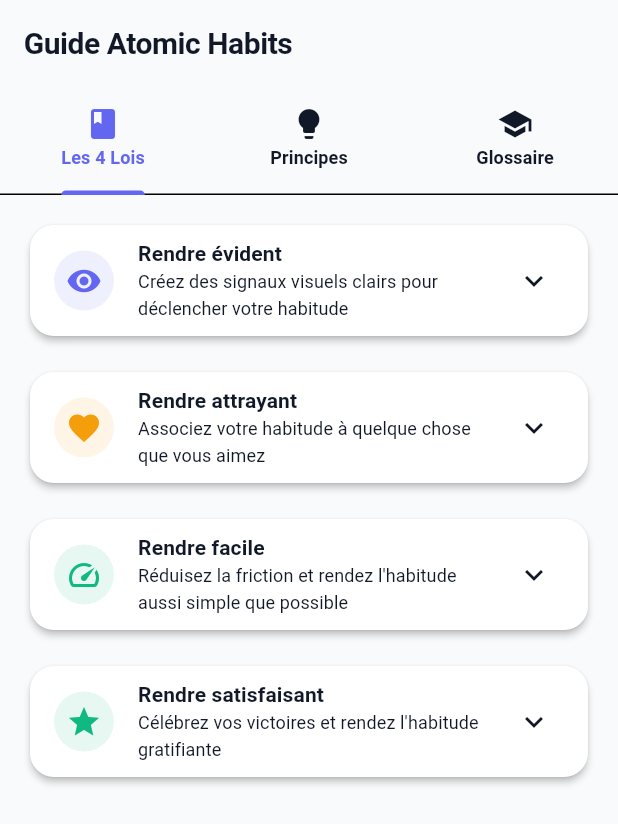
After one commit to Rahim10020/atomic_habits_mobile, a Flutter app: the GuideScreen screen opened by its route, on a phone screen of 412 x 824 dp. The commit adds this screen. Shown: the top 824 px of the screen. Run offline on Flutter 3.47's test engine with Material 3 defaults, Android fonts, the light colour scheme and no system bars; our stand-ins replace drift, fl_chart, flutter_local_notifications, flutter_native_timezone, flutter_riverpod, go_router and 5 more; accounts and stored records are empty; generated files the repository leaves out were written again.

Commit message:
implementation de la fonctionnalite de guide

```diff
--- a/faire.txt
+++ b/faire.txt
@@ -2,3 +2,5 @@
     'atomic habits' de James Clear et il serait cool de leur expliquer
     les differentes grandes methodes du livre que j'ai applique
     dans l'appplication.
+
+- integrer la fonctionnalite de habit stacking de James Clear
--- a/lib/core/router/app_router.dart
+++ b/lib/core/router/app_router.dart
@@ -1,3 +1,4 @@
+import 'package:atomic_habits_mobile/presentation/screens/guide/guide_screen.dart';
 import 'package:flutter/material.dart';
 import 'package:flutter_riverpod/flutter_riverpod.dart';
 import 'package:go_router/go_router.dart';
@@ -18,6 +19,7 @@
   static const String habitDetail = '/habit-detail';
   static const String statistics = '/statistics';
   static const String settings = '/settings';
+  static const String guide = '/guide';
 
   static GoRouter router(WidgetRef ref) {
     return GoRouter(
@@ -150,6 +152,18 @@
                 },
           ),
         ),
+        GoRoute(
+          path: guide,
+          name: 'guide',
+          pageBuilder: (context, state) => CustomTransitionPage(
+            key: state.pageKey,
+            child: const GuideScreen(),
+            transitionsBuilder:
+                (context, animation, secondaryAnimation, child) {
+                  return FadeTransition(opacity: animation, child: child);
+                },
+          ),
+        ),
       ],
     );
   }
--- a/lib/domain/models/four_laws.dart
+++ b/lib/domain/models/four_laws.dart
@@ -21,6 +21,53 @@
       'Réduisez la friction et rendez l\'habitude aussi simple que possible';
   static const String makeItSatisfyingDescription =
       'Célébrez vos victoires et rendez l\'habitude gratifiante';
+
+  // NOUVEAU: Descriptions détaillées pour l'UI
+  static const Map<String, String> detailedExplanations = {
+    makeItObvious: '''
+La première loi consiste à rendre vos signaux évidents et impossibles à ignorer.
+
+Votre cerveau détecte constamment des indices dans votre environnement qui lui indiquent quoi faire ensuite. En rendant ces signaux plus visibles, vous facilitez le démarrage de votre habitude.
+
+Stratégies clés :
+• Design d'environnement : Placer des objets liés à votre habitude bien en vue
+• Intention d'implémentation : "Je vais [COMPORTEMENT] à [HEURE] dans [LIEU]"
+• Habit stacking : Lier votre nouvelle habitude à une habitude existante
+''',
+
+    makeItAttractive: '''
+La deuxième loi vise à rendre votre habitude irrésistible en l'associant à des expériences positives.
+
+Votre cerveau est câblé pour rechercher des récompenses. En rendant l'habitude attrayante, vous augmentez les chances de la répéter.
+
+Stratégies clés :
+• Temptation bundling : Associer l'habitude à quelque chose que vous aimez
+• Rejoindre une culture : S'entourer de personnes qui incarnent l'identité que vous visez
+• Recadrage mental : Voir l'habitude comme une opportunité, pas une obligation
+''',
+
+    makeItEasy: '''
+La troisième loi consiste à réduire la friction et simplifier au maximum le démarrage.
+
+La loi du moindre effort : nous graviterons naturellement vers l'option qui nécessite le moins de travail. Rendez votre habitude si simple qu'il serait difficile de dire non.
+
+Stratégies clés :
+• Règle des 2 minutes : Réduire l'habitude à une version de 2 minutes
+• Préparer l'environnement : Réduire les étapes entre vous et l'habitude
+• Automatisation : Utiliser la technologie pour rendre l'habitude automatique
+''',
+
+    makeItSatisfying: '''
+La quatrième loi vise à rendre l'habitude gratifiante pour augmenter les chances de répétition.
+
+Le cerveau humain privilégie les récompenses immédiates. En ajoutant une satisfaction instantanée à votre habitude, vous créez un sentiment de succès qui encourage la répétition.
+
+Stratégies clés :
+• Tracking visuel : Marquer chaque jour complété (effet "ne brisez pas la chaîne")
+• Célébration immédiate : Se féliciter après chaque exécution
+• Accountability partner : Partager sa progression avec quelqu'un
+''',
+  };
 }
 
 class FourLawsExamples {
--- /dev/null
+++ b/lib/presentation/screens/guide/guide_screen.dart
@@ -0,0 +1,205 @@
+import 'package:flutter/material.dart';
+import 'package:flutter_riverpod/flutter_riverpod.dart';
+import '../../../core/constants/app_constants.dart';
+import '../../../core/constants/colors.dart';
+import '../../../core/constants/text_styles.dart';
+import '../../../domain/models/four_laws.dart';
+
+class GuideScreen extends ConsumerStatefulWidget {
+  const GuideScreen({super.key});
+
+  @override
+  ConsumerState<GuideScreen> createState() => _GuideScreenState();
+}
+
+class _GuideScreenState extends ConsumerState<GuideScreen>
+    with SingleTickerProviderStateMixin {
+  late TabController _tabController;
+
+  @override
+  void initState() {
+    super.initState();
+    _tabController = TabController(length: 3, vsync: this);
+  }
+
+  @override
+  void dispose() {
+    _tabController.dispose();
+    super.dispose();
+  }
+
+  @override
+  Widget build(BuildContext context) {
+    return Scaffold(
+      appBar: AppBar(
+        title: const Text('Guide Atomic Habits'),
+        bottom: TabBar(
+          controller: _tabController,
+          tabs: const [
+            Tab(icon: Icon(Icons.book), text: 'Les 4 Lois'),
+            Tab(icon: Icon(Icons.lightbulb), text: 'Principes'),
+            Tab(icon: Icon(Icons.school), text: 'Glossaire'),
+          ],
+        ),
+      ),
+      body: TabBarView(
+        controller: _tabController,
+        children: [
+          _buildFourLawsTab(),
+          _buildPrinciplesTab(),
+          _buildGlossaryTab(),
+        ],
+      ),
+    );
+  }
+
+  Widget _buildFourLawsTab() {
+    return ListView(
+      padding: const EdgeInsets.all(AppConstants.paddingMedium),
+      children: [
+        _buildLawCard(
+          title: FourLaws.makeItObvious,
+          description: FourLaws.makeItObviousDescription,
+          icon: Icons.visibility,
+          color: AppColors.primary,
+          examples: FourLawsExamples.cueExamples,
+        ),
+        const SizedBox(height: AppConstants.paddingMedium),
+        _buildLawCard(
+          title: FourLaws.makeItAttractive,
+          description: FourLaws.makeItAttractiveDescription,
+          icon: Icons.favorite,
+          color: AppColors.accent,
+          examples: FourLawsExamples.cravingExamples,
+        ),
+        const SizedBox(height: AppConstants.paddingMedium),
+        _buildLawCard(
+          title: FourLaws.makeItEasy,
+          description: FourLaws.makeItEasyDescription,
+          icon: Icons.speed,
+          color: AppColors.secondary,
+          examples: FourLawsExamples.responseExamples,
+        ),
+        const SizedBox(height: AppConstants.paddingMedium),
+        _buildLawCard(
+          title: FourLaws.makeItSatisfying,
+          description: FourLaws.makeItSatisfyingDescription,
+          icon: Icons.star,
+          color: AppColors.success,
+          examples: FourLawsExamples.rewardExamples,
+        ),
+      ],
+    );
+  }
+
+  Widget _buildPrinciplesTab() {
+    return ListView(
+      padding: const EdgeInsets.all(AppConstants.paddingMedium),
+      children: AtomicHabitsPrinciples.keyPrinciples.map((principle) {
+        return Card(
+          margin: const EdgeInsets.only(bottom: AppConstants.paddingMedium),
+          child: Padding(
+            padding: const EdgeInsets.all(AppConstants.paddingMedium),
+            child: Row(
+              crossAxisAlignment: CrossAxisAlignment.start,
+              children: [
+                Container(
+                  padding: const EdgeInsets.all(8),
+                  decoration: BoxDecoration(
+                    color: AppColors.primary.withValues(alpha: 0.1),
+                    shape: BoxShape.circle,
+                  ),
+                  child: Icon(
+                    Icons.check_circle,
+                    color: AppColors.primary,
+                    size: 20,
+                  ),
+                ),
+                const SizedBox(width: 12),
+                Expanded(
+                  child: Text(principle, style: AppTextStyles.bodyMedium),
+                ),
+              ],
+            ),
+          ),
+        );
+      }).toList(),
+    );
+  }
+
+  Widget _buildGlossaryTab() {
+    return ListView(
+      padding: const EdgeInsets.all(AppConstants.paddingMedium),
+      children: AtomicHabitsPrinciples.conceptExplanations.entries.map((entry) {
+        return ExpansionTile(
+          title: Text(entry.key, style: AppTextStyles.titleMedium),
+          leading: Icon(Icons.menu_book, color: AppColors.primary),
+          children: [
+            Padding(
+              padding: const EdgeInsets.all(AppConstants.paddingMedium),
+              child: Text(entry.value, style: AppTextStyles.bodyMedium),
+            ),
+          ],
+        );
+      }).toList(),
+    );
+  }
+
+  Widget _buildLawCard({
+    required String title,
+    required String description,
+    required IconData icon,
+    required Color color,
+    required List<String> examples,
+  }) {
+    return Card(
+      child: ExpansionTile(
+        leading: Container(
+          padding: const EdgeInsets.all(8),
+          decoration: BoxDecoration(
+            color: color.withValues(alpha: 0.1),
+            shape: BoxShape.circle,
+          ),
+          child: Icon(icon, color: color, size: 24),
+        ),
+        title: Text(title, style: AppTextStyles.titleMedium),
+        subtitle: Text(description, style: AppTextStyles.bodySmall),
+        children: [
+          Padding(
+            padding: const EdgeInsets.all(AppConstants.paddingMedium),
+            child: Column(
+              crossAxisAlignment: CrossAxisAlignment.start,
+              children: [
+                Text(
+                  'Exemples concrets :',
+                  style: AppTextStyles.labelMedium.copyWith(color: color),
+                ),
+                const SizedBox(height: 8),
+                ...examples
+                    .take(3)
+                    .map(
+                      (example) => Padding(
+                        padding: const EdgeInsets.only(bottom: 4),
+                        child: Row(
+                          crossAxisAlignment: CrossAxisAlignment.start,
+                          children: [
+                            Icon(Icons.arrow_right, size: 16, color: color),
+                            const SizedBox(width: 8),
+                            Expanded(
+                              child: Text(
+                                example,
+                                style: AppTextStyles.bodySmall,
+                              ),
+                            ),
+                          ],
+                        ),
+                      ),
+                    ),
+              ],
+            ),
+          ),
+        ],
+      ),
+    );
+  }
+}
--- a/lib/presentation/screens/settings/settings_screen.dart
+++ b/lib/presentation/screens/settings/settings_screen.dart
@@ -1,6 +1,7 @@
 import 'package:atomic_habits_mobile/application/providers/habit_provider.dart';
 import 'package:flutter/material.dart';
 import 'package:flutter_riverpod/flutter_riverpod.dart';
+import 'package:go_router/go_router.dart';
 import '../../../core/constants/app_constants.dart';
 import '../../../core/constants/colors.dart';
 import '../../../core/constants/text_styles.dart';
@@ -25,6 +26,16 @@
             subtitle: Text(_getThemeModeText(themeMode)),
             trailing: const Icon(Icons.chevron_right),
             onTap: () => _showThemeDialog(context, ref),
+          ),
+          const Divider(),
+
+          _buildSection('Apprendre'),
+          ListTile(
+            leading: const Icon(Icons.school),
+            title: const Text('Guide Atomic Habits'),
+            subtitle: const Text('Comprendre les concepts du livre'),
+            trailing: const Icon(Icons.chevron_right),
+            onTap: () => context.push('/guide'),
           ),
           const Divider(),
 
```
Also changed, not shown: lib/presentation/screens/onboarding/onboarding_screen.dart (+7 -0 lines), lib/presentation/widgets/common/habit_laws_fields.dart (+131 -0 lines), lib/presentation/screens/guide/widgets/concept_bottom_sheet.dart (added), lib/presentation/screens/guide/widgets/law_explanation_card.dart (added), lib/presentation/screens/guide/widgets/principle_card.dart (added).
